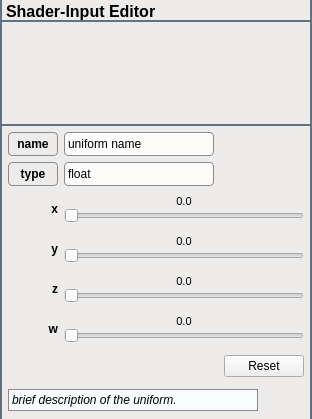
Before: the Qt Designer form applications/qt/shader-input-editor.ui in daniel86/regen, drawn with Qt 5.
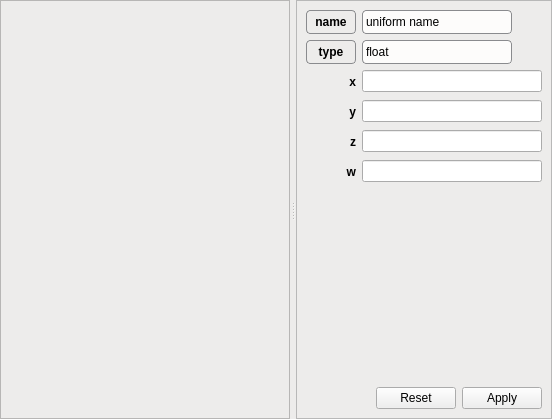
After: the same form once the commit is applied. Icons and pictures are not drawn.

Commit message: Updating ShaderInputWidget to display complete scene graph. Adding a button to toggle ShaderInputWidget in scene-display application.

The edit to the form file:
```diff
--- a/applications/qt/shader-input-editor.ui
+++ b/applications/qt/shader-input-editor.ui
@@ -6,7 +6,7 @@
    <rect>
     <x>0</x>
     <y>0</y>
-    <width>312</width>
+    <width>552</width>
     <height>419</height>
    </rect>
   </property>
@@ -19,9 +19,8 @@
 	background-color: #edeceb;
 }
 
-QFrame#titleLabel,#treeWidget,#valueFrame {
+QFrame#titleLabel,#treeWidget,#valueFrame,#buttonContainer {
 	background-color: #edeceb;
-	border: 2px solid #627282;
 }
 QFrame#titleLabel {
 	border-top-color: transparent;
@@ -67,51 +66,46 @@
 
 </string>
   </property>
-  <layout class="QVBoxLayout" name="verticalLayout">
-   <property name="spacing">
-    <number>0</number>
-   </property>
+  <layout class="QGridLayout" name="gridLayout">
    <property name="margin">
     <number>0</number>
    </property>
-   <item>
-    <widget class="QLabel" name="titleLabel">
-     <property name="minimumSize">
-      <size>
-       <width>0</width>
-       <height>22</height>
-      </size>
-     </property>
-     <property name="font">
-      <font>
-       <pointsize>12</pointsize>
-       <weight>75</weight>
-       <bold>true</bold>
-       <underline>false</underline>
-      </font>
-     </property>
-     <property name="frameShape">
-      <enum>QFrame::Box</enum>
-     </property>
-     <property name="frameShadow">
-      <enum>QFrame::Sunken</enum>
-     </property>
+   <item row="0" column="0">
+    <widget class="QSplitter" name="splitter">
      <property name="lineWidth">
-      <number>1</number>
+      <number>0</number>
      </property>
-     <property name="text">
-      <string>Shader-Input Editor</string>
+     <property name="orientation">
+      <enum>Qt::Horizontal</enum>
      </property>
-    </widget>
-   </item>
-   <item>
     <widget class="QTreeWidget" name="treeWidget">
+      <property name="enabled">
+       <bool>true</bool>
+      </property>
      <property name="maximumSize">
       <size>
        <width>16777215</width>
        <height>16777215</height>
       </size>
      </property>
+      <property name="focusPolicy">
+       <enum>Qt::StrongFocus</enum>
+      </property>
+      <property name="frameShape">
+       <enum>QFrame::StyledPanel</enum>
+      </property>
+      <property name="frameShadow">
+       <enum>QFrame::Plain</enum>
+      </property>
+      <property name="lineWidth">
+       <number>1</number>
+      </property>
+      <property name="rootIsDecorated">
+       <bool>false</bool>
+      </property>
+      <property name="animated">
+       <bool>true</bool>
+      </property>
      <attribute name="headerVisible">
       <bool>false</bool>
      </attribute>
@@ -121,51 +115,48 @@
       </property>
      </column>
     </widget>
-   </item>
+     <widget class="QFrame" name="frame">
+      <property name="focusPolicy">
+       <enum>Qt::StrongFocus</enum>
+      </property>
+      <property name="frameShape">
+       <enum>QFrame::StyledPanel</enum>
+      </property>
+      <property name="frameShadow">
+       <enum>QFrame::Plain</enum>
+      </property>
+      <layout class="QVBoxLayout" name="verticalLayout">
+       <property name="spacing">
+        <number>0</number>
+       </property>
+       <property name="margin">
+        <number>0</number>
+       </property>
    <item>
     <widget class="QFrame" name="valueFrame">
+         <property name="sizePolicy">
+          <sizepolicy hsizetype="Expanding" vsizetype="Expanding">
+           <horstretch>0</horstretch>
+           <verstretch>0</verstretch>
+          </sizepolicy>
+         </property>
+         <property name="focusPolicy">
+          <enum>Qt::StrongFocus</enum>
+         </property>
      <property name="autoFillBackground">
       <bool>false</bool>
      </property>
      <property name="frameShape">
-      <enum>QFrame::Box</enum>
+          <enum>QFrame::NoFrame</enum>
      </property>
      <property name="frameShadow">
-      <enum>QFrame::Raised</enum>
-     </property>
-     <layout class="QGridLayout" name="gridLayout">
-      <property name="margin">
-       <number>6</number>
-      </property>
-      <item row="3" column="0">
-       <widget class="QLabel" name="xLabel">
-        <property name="minimumSize">
-         <size>
-          <width>50</width>
-          <height>24</height>
-         </size>
-        </property>
-        <property name="maximumSize">
-         <size>
-          <width>80</width>
-          <height>16777215</height>
-         </size>
-        </property>
-        <property name="font">
-         <font>
-          <weight>75</weight>
-          <bold>true</bold>
-         </font>
-        </property>
-        <property name="text">
-         <string>x</string>
-        </property>
-        <property name="alignment">
-         <set>Qt::AlignRight|Qt::AlignTrailing|Qt::AlignVCenter</set>
-        </property>
-       </widget>
-      </item>
-      <item row="1" column="0">
+          <enum>QFrame::Plain</enum>
+         </property>
+         <property name="lineWidth">
+          <number>0</number>
+         </property>
+         <layout class="QFormLayout" name="formLayout">
+          <item row="0" column="0">
        <widget class="QLabel" name="nameLabel">
         <property name="minimumSize">
          <size>
@@ -194,75 +185,12 @@
         </property>
        </widget>
       </item>
-      <item row="2" column="1">
-       <widget class="QLabel" name="typeValue">
-        <property name="maximumSize">
-         <size>
-          <width>150</width>
-          <height>16777215</height>
-         </size>
-        </property>
-        <property name="text">
-         <string>float</string>
-        </property>
-       </widget>
-      </item>
-      <item row="3" column="1">
-       <widget class="QWidget" name="xValueWidget" native="true">
-        <layout class="QHBoxLayout" name="horizontalLayout">
-         <property name="spacing">
-          <number>0</number>
-         </property>
-         <property name="leftMargin">
-          <number>0</number>
-         </property>
-         <property name="topMargin">
-          <number>3</number>
-         </property>
-         <property name="rightMargin">
-          <number>0</number>
-         </property>
-         <property name="bottomMargin">
-          <number>3</number>
-         </property>
-         <item>
-          <layout class="QVBoxLayout" name="xValueLayout">
-           <property name="spacing">
-            <number>0</number>
-           </property>
-           <item>
-            <widget class="QLabel" name="xValueLabel">
-             <property name="font">
-              <font>
-               <pointsize>8</pointsize>
-              </font>
-             </property>
-             <property name="text">
-              <string>0.0</string>
-             </property>
-             <property name="alignment">
-              <set>Qt::AlignCenter</set>
-             </property>
-            </widget>
-           </item>
-           <item>
-            <widget class="QSlider" name="xValue">
-             <property name="orientation">
-              <enum>Qt::Horizontal</enum>
-             </property>
-            </widget>
-           </item>
-          </layout>
-         </item>
-        </layout>
-       </widget>
-      </item>
-      <item row="1" column="1">
+          <item row="0" column="1">
        <widget class="QLabel" name="nameValue">
         <property name="maximumSize">
          <size>
           <width>150</width>
-          <height>16777215</height>
+              <height>24</height>
          </size>
         </property>
         <property name="text">
@@ -270,57 +198,104 @@
         </property>
        </widget>
       </item>
-      <item row="5" column="1">
-       <widget class="QWidget" name="zValueWidget" native="true">
-        <layout class="QHBoxLayout" name="horizontalLayout_3">
-         <property name="spacing">
-          <number>0</number>
-         </property>
-         <property name="leftMargin">
-          <number>0</number>
-         </property>
-         <property name="topMargin">
-          <number>3</number>
-         </property>
-         <property name="rightMargin">
-          <number>0</number>
-         </property>
-         <property name="bottomMargin">
-          <number>3</number>
-         </property>
-         <item>
-          <layout class="QVBoxLayout" name="zValueLayout">
-           <property name="spacing">
-            <number>0</number>
-           </property>
-           <item>
-            <widget class="QLabel" name="zValueLabel">
+          <item row="1" column="0">
+           <widget class="QLabel" name="typeLabel">
+            <property name="minimumSize">
+             <size>
+              <width>50</width>
+              <height>24</height>
+             </size>
+            </property>
+            <property name="maximumSize">
+             <size>
+              <width>80</width>
+              <height>16777215</height>
+             </size>
+            </property>
              <property name="font">
               <font>
-               <pointsize>8</pointsize>
+              <weight>75</weight>
+              <bold>true</bold>
               </font>
              </property>
              <property name="text">
-              <string>0.0</string>
+             <string>type</string>
              </property>
              <property name="alignment">
               <set>Qt::AlignCenter</set>
              </property>
             </widget>
            </item>
-           <item>
-            <widget class="QSlider" name="zValue">
-             <property name="orientation">
-              <enum>Qt::Horizontal</enum>
-             </property>
-            </widget>
-           </item>
-          </layout>
-         </item>
-        </layout>
-       </widget>
-      </item>
-      <item row="5" column="0">
+          <item row="1" column="1">
+           <widget class="QLabel" name="typeValue">
+            <property name="maximumSize">
+             <size>
+              <width>150</width>
+              <height>24</height>
+             </size>
+            </property>
+            <property name="text">
+             <string>float</string>
+            </property>
+           </widget>
+          </item>
+          <item row="2" column="0">
+           <widget class="QLabel" name="xLabel">
+            <property name="minimumSize">
+             <size>
+              <width>50</width>
+              <height>24</height>
+             </size>
+            </property>
+            <property name="maximumSize">
+             <size>
+              <width>80</width>
+              <height>16777215</height>
+             </size>
+            </property>
+            <property name="font">
+             <font>
+              <weight>75</weight>
+              <bold>true</bold>
+             </font>
+            </property>
+            <property name="text">
+             <string>x</string>
+            </property>
+            <property name="alignment">
+             <set>Qt::AlignRight|Qt::AlignTrailing|Qt::AlignVCenter</set>
+            </property>
+           </widget>
+          </item>
+          <item row="3" column="0">
+           <widget class="QLabel" name="yLabel">
+            <property name="minimumSize">
+             <size>
+              <width>50</width>
+              <height>24</height>
+             </size>
+            </property>
+            <property name="maximumSize">
+             <size>
+              <width>80</width>
+              <height>16777215</height>
+             </size>
+            </property>
+            <property name="font">
+             <font>
+              <weight>75</weight>
+              <bold>true</bold>
+             </font>
+            </property>
+            <property name="text">
+             <string>y</string>
+            </property>
+            <property name="alignment">
+             <set>Qt::AlignRight|Qt::AlignTrailing|Qt::AlignVCenter</set>
+            </property>
+           </widget>
+          </item>
+          <item row="4" column="0">
        <widget class="QLabel" name="zLabel">
         <property name="minimumSize">
          <size>
@@ -348,7 +323,7 @@
         </property>
        </widget>
       </item>
-      <item row="6" column="0">
+          <item row="5" column="0">
        <widget class="QLabel" name="wLabel">
         <property name="minimumSize">
          <size>
@@ -376,94 +351,66 @@
         </property>
        </widget>
       </item>
-      <item row="4" column="0">
-       <widget class="QLabel" name="yLabel">
-        <property name="minimumSize">
-         <size>
-          <width>50</width>
-          <height>24</height>
-         </size>
-        </property>
-        <property name="maximumSize">
-         <size>
-          <width>80</width>
-          <height>16777215</height>
-         </size>
-        </property>
-        <property name="font">
-         <font>
-          <weight>75</weight>
-          <bold>true</bold>
-         </font>
-        </property>
-        <property name="text">
-         <string>y</string>
-        </property>
-        <property name="alignment">
-         <set>Qt::AlignRight|Qt::AlignTrailing|Qt::AlignVCenter</set>
+          <item row="3" column="1">
+           <widget class="QLineEdit" name="yValueEdit">
+            <property name="mouseTracking">
+             <bool>false</bool>
+            </property>
+            <property name="acceptDrops">
+             <bool>false</bool>
+            </property>
+           </widget>
+          </item>
+          <item row="5" column="1">
+           <widget class="QLineEdit" name="wValueEdit">
+            <property name="mouseTracking">
+             <bool>false</bool>
+            </property>
+            <property name="acceptDrops">
+             <bool>false</bool>
         </property>
        </widget>
       </item>
       <item row="4" column="1">
-       <widget class="QWidget" name="yValueWidget" native="true">
-        <layout class="QHBoxLayout" name="horizontalLayout_2">
-         <property name="spacing">
-          <number>0</number>
-         </property>
+           <widget class="QLineEdit" name="zValueEdit">
+            <property name="mouseTracking">
+             <bool>false</bool>
+            </property>
+            <property name="acceptDrops">
+             <bool>false</bool>
+            </property>
+           </widget>
+          </item>
+          <item row="2" column="1">
+           <widget class="QLineEdit" name="xValueEdit">
+            <property name="mouseTracking">
+             <bool>false</bool>
+            </property>
+            <property name="acceptDrops">
+             <bool>false</bool>
+            </property>
+           </widget>
+          </item>
+         </layout>
+        </widget>
+       </item>
+       <item>
+        <widget class="QWidget" name="buttonContainer" native="true">
+         <property name="focusPolicy">
+          <enum>Qt::StrongFocus</enum>
+         </property>
+         <layout class="QHBoxLayout" name="horizontalLayout">
          <property name="leftMargin">
-          <number>0</number>
+           <number>9</number>
          </property>
          <property name="topMargin">
-          <number>3</number>
-         </property>
-         <property name="rightMargin">
-          <number>0</number>
-         </property>
+           <number>9</number>
+          </property>
          <property name="bottomMargin">
-          <number>3</number>
+           <number>9</number>
          </property>
          <item>
-          <layout class="QVBoxLayout" name="yValueLayout">
-           <property name="spacing">
-            <number>0</number>
-           </property>
-           <item>
-            <widget class="QLabel" name="yValueLabel">
-             <property name="font">
-              <font>
-               <pointsize>8</pointsize>
-              </font>
-             </property>
-             <property name="text">
-              <string>0.0</string>
-             </property>
-             <property name="alignment">
-              <set>Qt::AlignCenter</set>
-             </property>
-            </widget>
-           </item>
-           <item>
-            <widget class="QSlider" name="yValue">
-             <property name="orientation">
-              <enum>Qt::Horizontal</enum>
-             </property>
-            </widget>
-           </item>
-          </layout>
-         </item>
-        </layout>
-       </widget>
-      </item>
-      <item row="7" column="1">
-       <layout class="QHBoxLayout" name="resetLayout">
-        <property name="topMargin">
-         <number>3</number>
-        </property>
-        <property name="bottomMargin">
-         <number>6</number>
-        </property>
-        <item>
-         <spacer name="resetSpacer">
+           <spacer name="horizontalSpacer">
           <property name="orientation">
            <enum>Qt::Horizontal</enum>
           </property>
@@ -480,119 +427,33 @@
           <property name="text">
            <string>Reset</string>
           </property>
-         </widget>
-        </item>
-       </layout>
-      </item>
-      <item row="6" column="1">
-       <widget class="QWidget" name="wValueWidget" native="true">
-        <layout class="QHBoxLayout" name="horizontalLayout_4">
-         <property name="spacing">
-          <number>0</number>
-         </property>
-         <property name="leftMargin">
-          <number>0</number>
-         </property>
-         <property name="topMargin">
-          <number>3</number>
-         </property>
-         <property name="rightMargin">
-          <number>0</number>
-         </property>
-         <property name="bottomMargin">
-          <number>3</number>
-         </property>
+            <property name="icon">
+             <iconset theme="document-revert">
+              <normaloff/>
+             </iconset>
+            </property>
+           </widget>
+          </item>
          <item>
-          <layout class="QVBoxLayout" name="wValueLayout">
-           <property name="spacing">
-            <number>0</number>
-           </property>
-           <item>
-            <widget class="QLabel" name="wValueLabel">
-             <property name="font">
-              <font>
-               <pointsize>8</pointsize>
-              </font>
-             </property>
+           <widget class="QPushButton" name="applyButton">
+            <property name="focusPolicy">
+             <enum>Qt::NoFocus</enum>
+            </property>
              <property name="text">
-              <string>0.0</string>
-             </property>
-             <property name="alignment">
-              <set>Qt::AlignCenter</set>
+             <string>Apply</string>
+            </property>
+            <property name="icon">
+             <iconset theme="document-save">
+              <normaloff/>
+             </iconset>
              </property>
             </widget>
            </item>
-           <item>
-            <widget class="QSlider" name="wValue">
-             <property name="orientation">
-              <enum>Qt::Horizontal</enum>
-             </property>
-            </widget>
-           </item>
-          </layout>
-         </item>
-        </layout>
-       </widget>
-      </item>
-      <item row="2" column="0">
-       <widget class="QLabel" name="typeLabel">
-        <property name="minimumSize">
-         <size>
-          <width>50</width>
-          <height>24</height>
-         </size>
-        </property>
-        <property name="maximumSize">
-         <size>
-          <width>80</width>
-          <height>16777215</height>
-         </size>
-        </property>
-        <property name="font">
-         <font>
-          <weight>75</weight>
-          <bold>true</bold>
-         </font>
-        </property>
-        <property name="text">
-         <string>type</string>
-        </property>
-        <property name="alignment">
-         <set>Qt::AlignCenter</set>
-        </property>
-       </widget>
-      </item>
-      <item row="8" column="0" colspan="2">
-       <widget class="QLabel" name="descriptionLabel">
-        <property name="sizePolicy">
-         <sizepolicy hsizetype="Preferred" vsizetype="Preferred">
-          <horstretch>0</horstretch>
-          <verstretch>0</verstretch>
-         </sizepolicy>
-        </property>
-        <property name="maximumSize">
-         <size>
-          <width>250</width>
-          <height>16777215</height>
-         </size>
-        </property>
-        <property name="font">
-         <font>
-          <italic>true</italic>
-         </font>
-        </property>
-        <property name="text">
-         <string>brief description of the uniform.</string>
-        </property>
-        <property name="alignment">
-         <set>Qt::AlignLeading|Qt::AlignLeft|Qt::AlignTop</set>
-        </property>
-        <property name="wordWrap">
-         <bool>true</bool>
-        </property>
-       </widget>
-      </item>
-     </layout>
+         </layout>
+        </widget>
+       </item>
+      </layout>
+     </widget>
     </widget>
    </item>
   </layout>
```
Left out of the diff: 128 changed lines with no effect on the pictures. Lines whose indentation alone changed are shown as unchanged. The commit also changes 12 other files.
